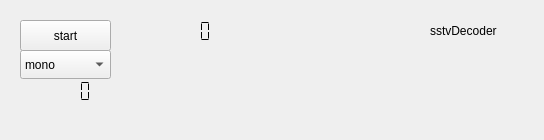
First picture: the form in swreceiver/plugins/decoders/sstv-decoder-een/widget.ui, repository JvanKatwijk/sdr-j-sw, before the edit.
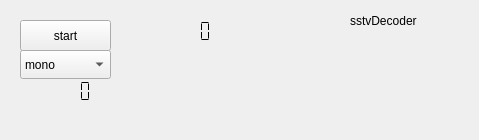
Second picture: the form after the edit.

What changed in the file:
```diff
--- a/swreceiver/plugins/decoders/sstv-decoder-een/widget.ui
+++ b/swreceiver/plugins/decoders/sstv-decoder-een/widget.ui
@@ -6,7 +6,7 @@
    <rect>
     <x>0</x>
     <y>0</y>
-    <width>544</width>
+    <width>479</width>
     <height>140</height>
    </rect>
   </property>
@@ -16,8 +16,8 @@
   <widget class="QLabel" name="label">
    <property name="geometry">
     <rect>
-     <x>430</x>
-     <y>20</y>
+     <x>350</x>
+     <y>10</y>
      <width>91</width>
      <height>21</height>
     </rect>
```
Left out of the diff: 2 changed lines with no effect on the pictures.
